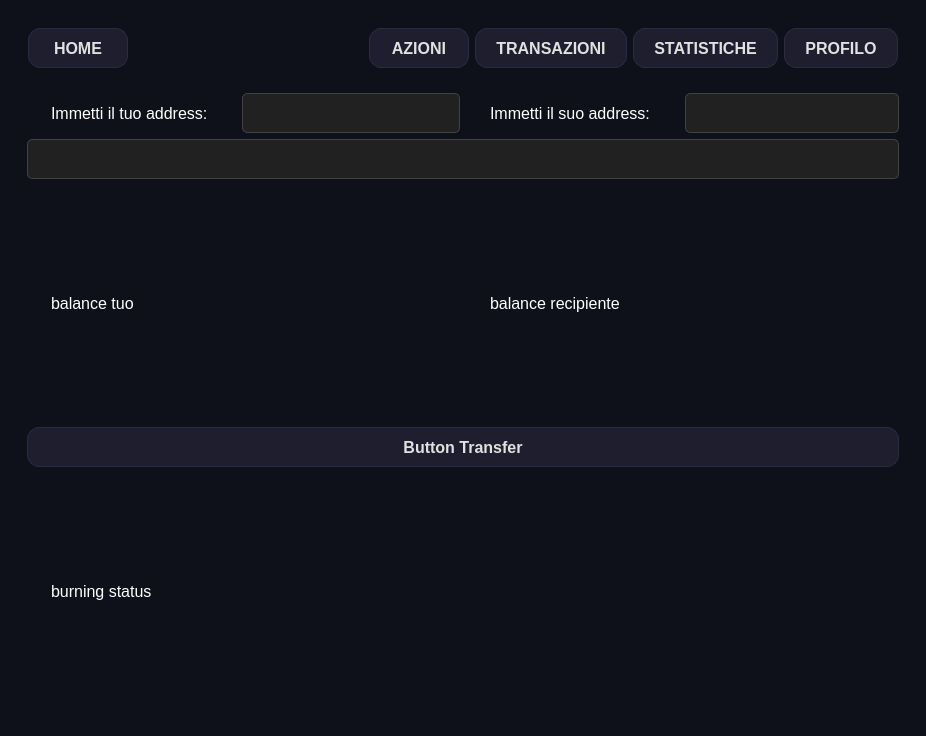
The window that GUI/interfacciaUtente.ui (Daniel-Diocis/Software-Food-Supply-Chain) describes before a commit, drawn with Qt 5.
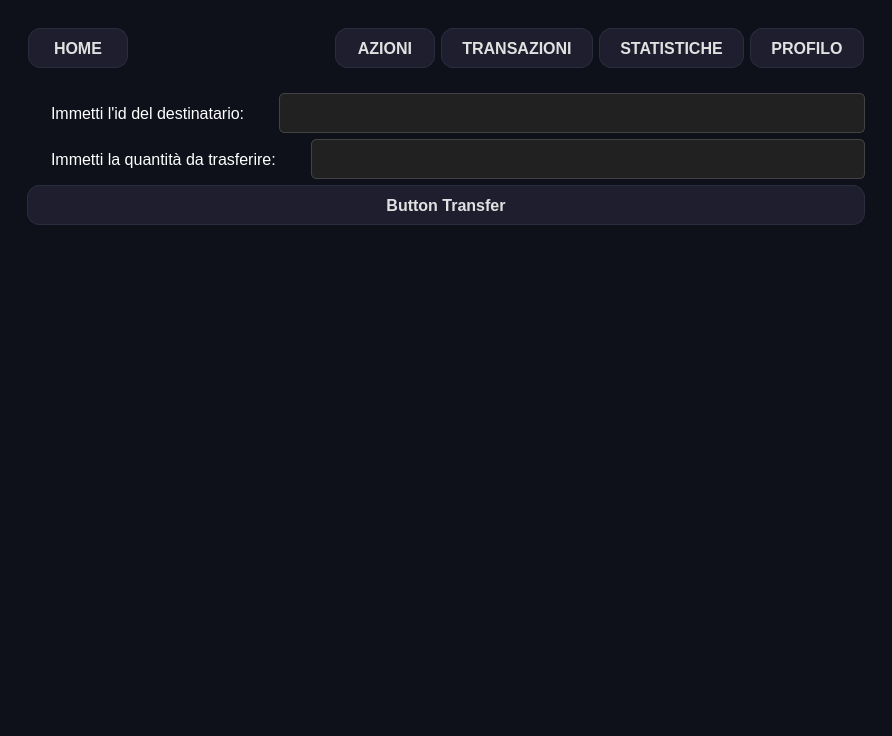
The same window after the commit. The open tabs and pages were chosen to show the change. Icons and pictures are not drawn.

```diff
--- a/GUI/interfacciaUtente.ui
+++ b/GUI/interfacciaUtente.ui
@@ -6,7 +6,7 @@
    <rect>
     <x>0</x>
     <y>0</y>
-    <width>926</width>
+    <width>892</width>
     <height>736</height>
    </rect>
   </property>
@@ -1912,33 +1912,6 @@
            <layout class="QVBoxLayout" name="verticalLayout_3">
             <item>
              <layout class="QHBoxLayout" name="horizontalLayout_8">
-              <item>
-               <layout class="QHBoxLayout" name="horizontalLayout_55">
-                <item>
-                 <widget class="QLabel" name="label_202">
-                  <property name="minimumSize">
-                   <size>
-                    <width>100</width>
-                    <height>40</height>
-                   </size>
-                  </property>
-                  <property name="text">
-                   <string>Immetti il tuo address: </string>
-                  </property>
-                 </widget>
-                </item>
-                <item>
-                 <widget class="QLineEdit" name="transaction_addressInput">
-                  <property name="minimumSize">
-                   <size>
-                    <width>100</width>
-                    <height>40</height>
-                   </size>
-                  </property>
-                 </widget>
-                </item>
-               </layout>
-              </item>
               <item>
                <layout class="QHBoxLayout" name="horizontalLayout_56">
                 <item>
@@ -1950,7 +1923,7 @@
                    </size>
                   </property>
                   <property name="text">
-                   <string>Immetti il suo address: </string>
+                   <string>Immetti l'id del destinatario: </string>
                   </property>
                  </widget>
                 </item>
@@ -1969,41 +1942,22 @@
              </layout>
             </item>
             <item>
-             <widget class="QLineEdit" name="transaction_amountInput">
-              <property name="minimumSize">
-               <size>
-                <width>100</width>
-                <height>40</height>
-               </size>
-              </property>
-             </widget>
-            </item>
-            <item>
-             <layout class="QHBoxLayout" name="horizontalLayout_27">
+             <layout class="QHBoxLayout" name="horizontalLayout_55">
               <item>
-               <widget class="QLabel" name="transaction_addressLabel">
-                <property name="minimumSize">
-                 <size>
-                  <width>100</width>
-                  <height>40</height>
-                 </size>
-                </property>
+               <widget class="QLabel" name="label_29">
                 <property name="text">
-                 <string>balance tuo</string>
+                 <string>Immetti la quantità da trasferire: </string>
                 </property>
                </widget>
               </item>
               <item>
-               <widget class="QLabel" name="transaction_recipientLabel">
+               <widget class="QLineEdit" name="transaction_amountInput">
                 <property name="minimumSize">
                  <size>
                   <width>100</width>
                   <height>40</height>
                  </size>
                 </property>
-                <property name="text">
-                 <string>balance recipiente</string>
-                </property>
                </widget>
               </item>
              </layout>
@@ -2030,7 +1984,20 @@
                </size>
               </property>
               <property name="text">
-               <string>burning status</string>
+               <string/>
+              </property>
+             </widget>
+            </item>
+            <item>
+             <widget class="QLabel" name="transaction_addressLabel">
+              <property name="minimumSize">
+               <size>
+                <width>100</width>
+                <height>40</height>
+               </size>
+              </property>
+              <property name="text">
+               <string/>
               </property>
              </widget>
             </item>
```
Left out of the diff: 44 changed lines with no effect on the pictures.
